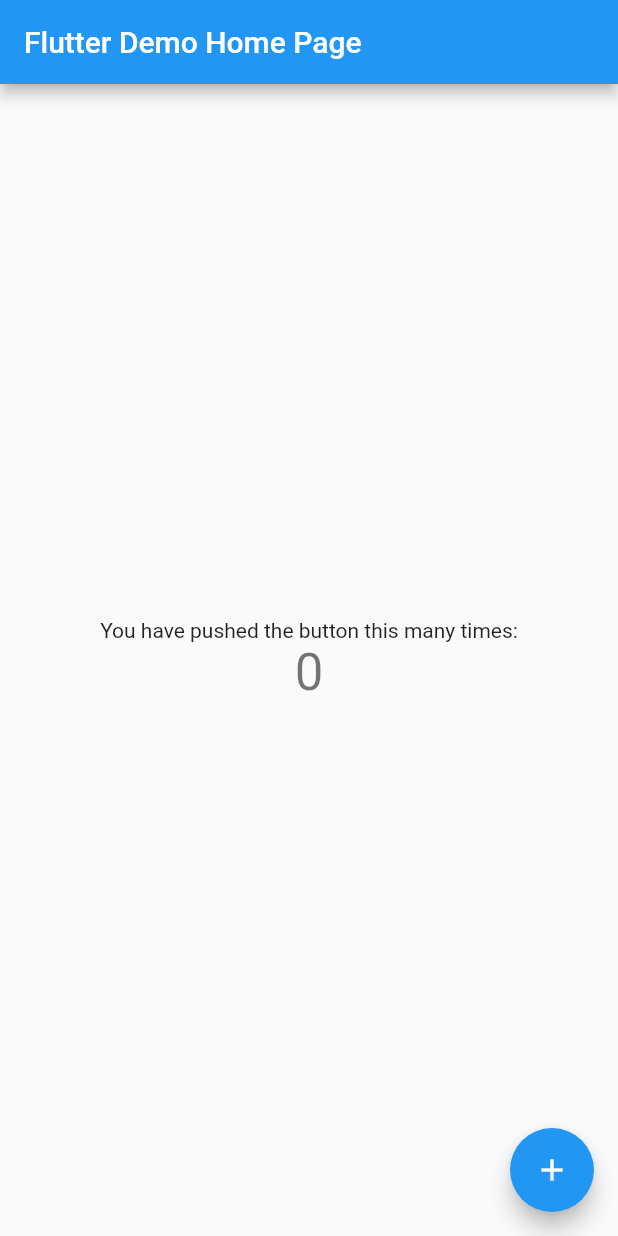
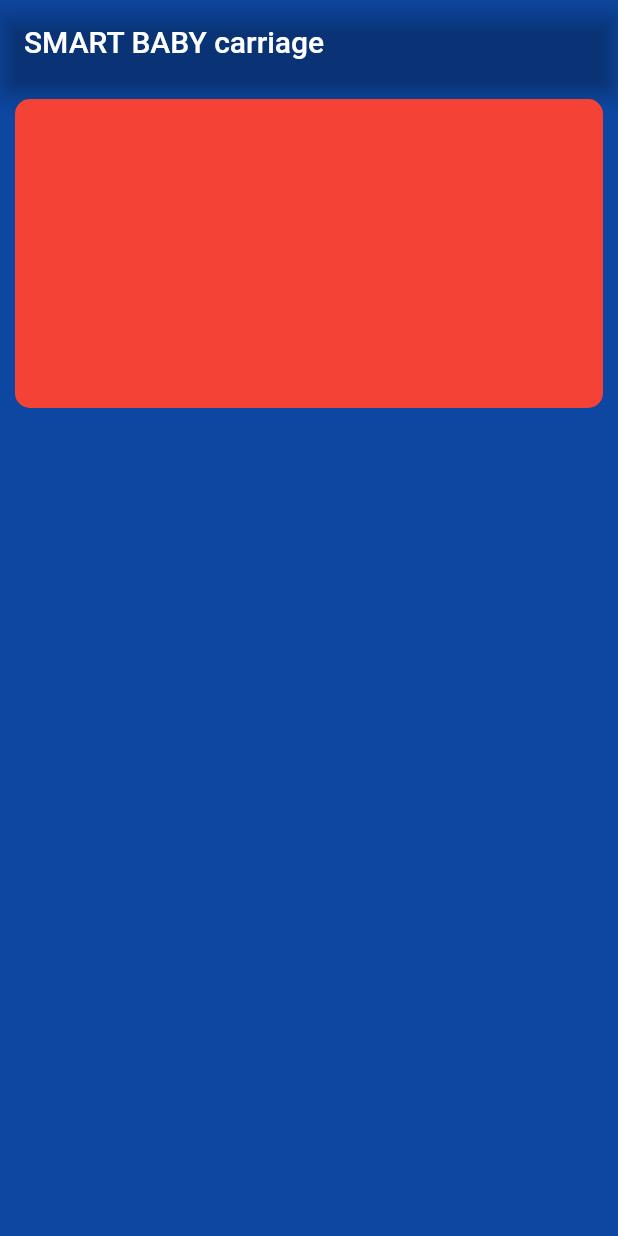
Before and after one commit to patrikseidl99/projekt_2_flutter_app, a Flutter app: the screen it shows after launch, on a phone screen of 412 x 824 dp. Run offline on Flutter 3.47's test engine with Material 2 defaults, Android fonts, the phone set to English and light mode, and no system bars.

```diff
--- a/lib/main.dart
+++ b/lib/main.dart
@@ -61,53 +61,35 @@ class _MyHomePageState extends State<MyHomePage> {
 
   @override
   Widget build(BuildContext context) {
-    // This method is rerun every time setState is called, for instance as done
-    // by the _incrementCounter method above.
-    //
-    // The Flutter framework has been optimized to make rerunning build methods
-    // fast, so that you can just rebuild anything that needs updating rather
-    // than having to individually change instances of widgets.
-    return Scaffold(
-      appBar: AppBar(
-        // Here we take the value from the MyHomePage object that was created by
-        // the App.build method, and use it to set our appbar title.
-        title: Text(widget.title),
-      ),
-      body: Center(
-        // Center is a layout widget. It takes a single child and positions it
-        // in the middle of the parent.
-        child: Column(
-          // Column is also a layout widget. It takes a list of children and
-          // arranges them vertically. By default, it sizes itself to fit its
-          // children horizontally, and tries to be as tall as its parent.
-          //
-          // Invoke "debug painting" (press "p" in the console, choose the
-          // "Toggle Debug Paint" action from the Flutter Inspector in Android
-          // Studio, or the "Toggle Debug Paint" command in Visual Studio Code)
-          // to see the wireframe for each widget.
-          //
-          // Column has various properties to control how it sizes itself and
-          // how it positions its children. Here we use mainAxisAlignment to
-          // center the children vertically; the main axis here is the vertical
-          // axis because Columns are vertical (the cross axis would be
-          // horizontal).
-          mainAxisAlignment: MainAxisAlignment.center,
+    return Container(
+      color:Colors.blue[900],
+      child: Column(
           children: <Widget>[
-            Text(
-              'You have pushed the button this many times:',
-            ),
-            Text(
-              '$_counter',
-              style: Theme.of(context).textTheme.headline4,
-            ),
-          ],
-        ),
-      ),
-      floatingActionButton: FloatingActionButton(
-        onPressed: _incrementCounter,
-        tooltip: 'Increment',
-        child: Icon(Icons.add),
-      ), // This trailing comma makes auto-formatting nicer for build methods.
+      AppBar(
+      title: Text("SMART BABY carriage"),
+      elevation: 5,
+      backgroundColor: Colors.transparent,
+
+    ),
+    Row(
+    mainAxisAlignment: MainAxisAlignment.spaceBetween,
+    children: <Widget>[
+
+    Expanded(
+    flex: 1,
+    child: Container(
+    margin: EdgeInsets.all(10.0),
+    height: MediaQuery.of(context).size.height * 0.25,
+    decoration: BoxDecoration(
+    borderRadius: BorderRadius.circular(10.0),
+    color: Colors.red[500],
+    ),
+    ),
+    ),
+    ],
+      )
+  ],
+    )
     );
   }
 }
```
